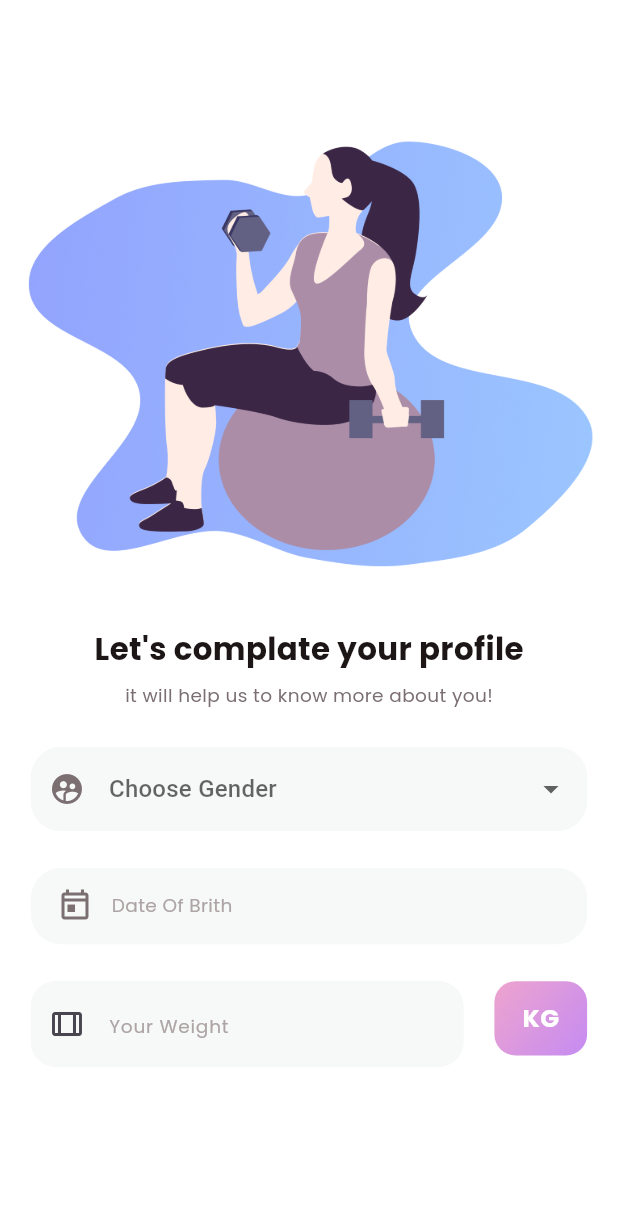
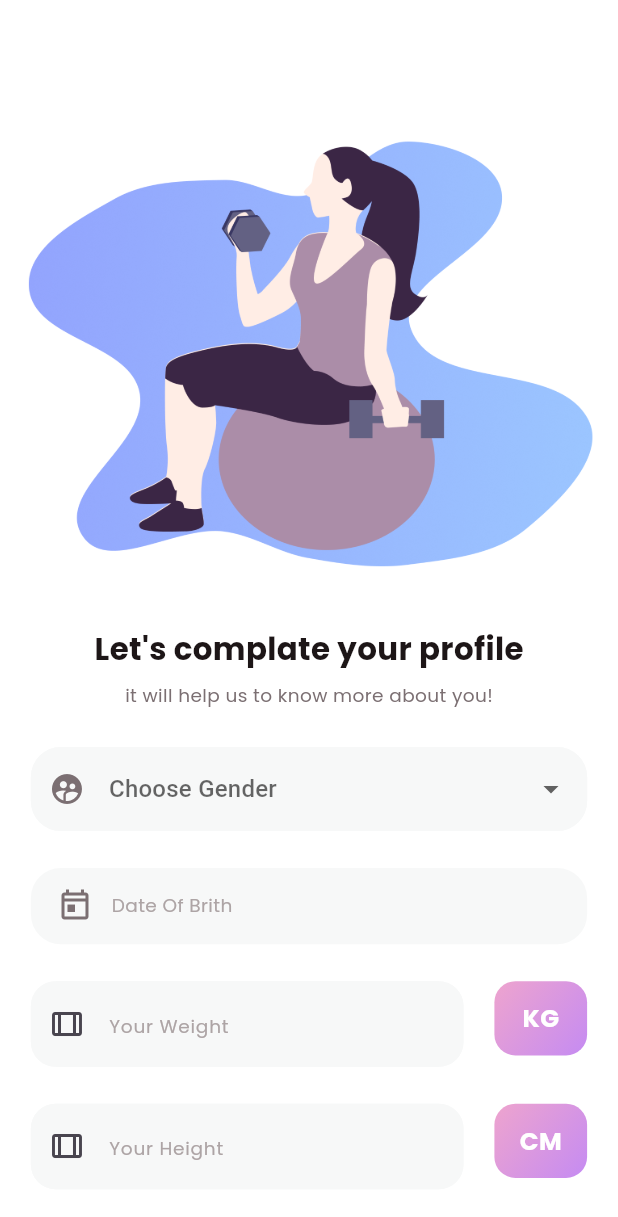
Before and after one commit to mmkocak/fitnesx_flutter, a Flutter app: the screen it shows after launch, on a phone screen of 412 x 824 dp. Shown: the top 1217 px of the screen. Run offline on Flutter 3.47's test engine with Material 3 defaults, Android fonts, the phone set to English and light mode, and no system bars; our stand-ins replace firebase_auth, firebase_core, flutter_bloc, google_sign_in; missing offline and left inert: flutter_facebook_auth; accounts and stored records are empty.

Commit message:
custom widgetlar oluşturuldu ve düzenlendi

```diff
--- a/lib/feature/screen/register/profile_completion_page.dart
+++ b/lib/feature/screen/register/profile_completion_page.dart
@@ -1,5 +1,7 @@
 import 'package:fitnesx_flutter/feature/utils/bloc/gender_bloc.dart';
 import 'package:fitnesx_flutter/feature/utils/common/common_imports.dart';
+import 'package:fitnesx_flutter/feature/utils/widgets/custom_complate_profile_textfield.dart';
+import 'package:fitnesx_flutter/feature/utils/widgets/custom_linear_purple_container.dart';
 import 'package:flutter/cupertino.dart';
 
 class ProfileCompletionPage extends StatelessWidget {
@@ -172,69 +174,32 @@ class ProfileCompletionPage extends StatelessWidget {
                         children: [
                           Container(
                             width: screenWidth * 0.7,
-                            child: TextFormField(
-                              decoration: InputDecoration(
-                                  contentPadding:
-                                      EdgeInsets.all(screenWidth * 0.04),
-                                  filled: true,
-                                  fillColor: AppColors.borderColor,
-                                  hintText: "Your Weight",
-                                  hintStyle: TextStyle(
-                                    color: AppColors.gray_2,
-                                    fontSize: screenWidth * 0.03,
-                                    fontFamily: "Poppins",
-                                    fontStyle: FontStyle.normal,
-                                  ),
-                                  prefixIcon:
-                                      const Icon(Icons.width_wide_outlined),
-                                  border: OutlineInputBorder(
-                                      borderRadius: BorderRadius.circular(
-                                          screenWidth * 0.04),
-                                      borderSide: BorderSide(
-                                        color: AppColors.borderColor,
-                                      )),
-                                  focusedBorder: OutlineInputBorder(
-                                    borderRadius: BorderRadius.circular(
-                                        screenWidth * 0.04),
-                                    borderSide: BorderSide(
-                                        color: AppColors.borderColor),
-                                  ),
-                                  enabledBorder: OutlineInputBorder(
-                                      borderRadius: BorderRadius.circular(
-                                          screenWidth * 0.04),
-                                      borderSide: BorderSide(
-                                        color: AppColors.borderColor,
-                                      ))),
-                            ),
+                            child: CustomComplateProfileTextField(  hinText: "Your Weight", screenWidth: screenWidth),
                           ),
                           SizedBox(
                             width: screenWidth * 0.05,
                           ),
                           Expanded(
-                            child: Container(
-                              width: screenWidth * 0.01,
-                              height: screenHeight * 0.06,
-                              decoration: BoxDecoration(
-                                gradient: const LinearGradient(
-                                    colors: <Color>[
-                                      AppColors.purple_2,
-                                      AppColors.purple_1,
-                                    ],
-                                    begin: Alignment.topLeft,
-                                    end: Alignment.bottomRight),
-                                color: Colors.white,
-                                borderRadius: BorderRadius.circular(14),
-                              ),
-                              child: Center(
-                                child: Text(
-                                  "KG",
-                                  style: TextStyle(
-                                      color: Colors.white,
-                                      fontSize: screenWidth * 0.04, fontFamily: "Poppins", fontWeight: FontWeight.bold),
-                                ),
-                              ),
-                            ),
-                          )
+                            child: CustomLinearPurpleContainer( text: "KG",  screenWidth: screenWidth, screenHeight: screenHeight),
+                          ),
+                        ],
+                      ),
+                      SizedBox(
+                        height: screenHeight * 0.03,
+                      ),
+                      Row(
+                        crossAxisAlignment: CrossAxisAlignment.start,
+                        children: [
+                          Container(
+                            width: screenWidth * 0.7,
+                            child: CustomComplateProfileTextField(  hinText: "Your Height", screenWidth: screenWidth),
+                          ),
+                          SizedBox(
+                            width: screenWidth * 0.05,
+                          ),
+                          Expanded(
+                            child: CustomLinearPurpleContainer( text: "CM", screenWidth: screenWidth, screenHeight: screenHeight),
+                          ),
                         ],
                       ),
                     ],
--- /dev/null
+++ b/lib/feature/utils/widgets/custom_complate_profile_textfield.dart
@@ -0,0 +1,54 @@
+/*
+
+This page is the text field where the height and kilogram measurements used on the +++ complete your profile +++ page are written.
+ */
+import 'package:fitnesx_flutter/feature/utils/common/common_imports.dart';
+
+class CustomComplateProfileTextField extends StatelessWidget {
+  const CustomComplateProfileTextField({
+    super.key,
+    required this.screenWidth,
+    required this.hinText,
+  });
+
+  final double screenWidth;
+  final String hinText;
+
+  @override
+  Widget build(BuildContext context) {
+    return TextFormField(
+      decoration: InputDecoration(
+          contentPadding:
+              EdgeInsets.all(screenWidth * 0.04),
+          filled: true,
+          fillColor: AppColors.borderColor,
+          hintText: hinText,
+          hintStyle: TextStyle(
+            color: AppColors.gray_2,
+            fontSize: screenWidth * 0.03,
+            fontFamily: "Poppins",
+            fontStyle: FontStyle.normal,
+          ),
+          prefixIcon:
+              const Icon(Icons.width_wide_outlined),
+          border: OutlineInputBorder(
+              borderRadius: BorderRadius.circular(
+                  screenWidth * 0.04),
+              borderSide: BorderSide(
+                color: AppColors.borderColor,
+              )),
+          focusedBorder: OutlineInputBorder(
+            borderRadius: BorderRadius.circular(
+                screenWidth * 0.04),
+            borderSide: BorderSide(
+                color: AppColors.borderColor),
+          ),
+          enabledBorder: OutlineInputBorder(
+              borderRadius: BorderRadius.circular(
+                  screenWidth * 0.04),
+              borderSide: BorderSide(
+                color: AppColors.borderColor,
+              ))),
+    );
+  }
+}
--- /dev/null
+++ b/lib/feature/utils/widgets/custom_linear_purple_container.dart
@@ -0,0 +1,40 @@
+import 'package:fitnesx_flutter/feature/utils/common/common_imports.dart';
+
+class CustomLinearPurpleContainer extends StatelessWidget {
+  const CustomLinearPurpleContainer({
+    super.key,
+    required this.screenWidth,
+    required this.screenHeight,
+    required this.text,
+  });
+  final String text;
+  final double screenWidth;
+  final double screenHeight;
+
+  @override
+  Widget build(BuildContext context) {
+    return Container(
+      width: screenWidth * 0.01,
+      height: screenHeight * 0.06,
+      decoration: BoxDecoration(
+        gradient: const LinearGradient(
+            colors: <Color>[
+              AppColors.purple_2,
+              AppColors.purple_1,
+            ],
+            begin: Alignment.topLeft,
+            end: Alignment.bottomRight),
+        color: Colors.white,
+        borderRadius: BorderRadius.circular(14),
+      ),
+      child: Center(
+        child: Text(
+          text,
+          style: TextStyle(
+              color: Colors.white,
+              fontSize: screenWidth * 0.04, fontFamily: "Poppins", fontWeight: FontWeight.bold),
+        ),
+      ),
+    );
+  }
+}
```
